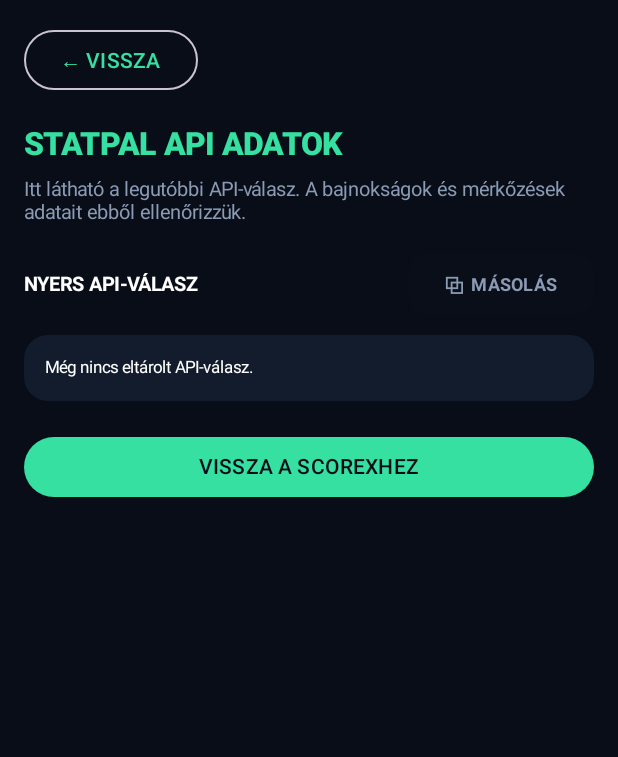
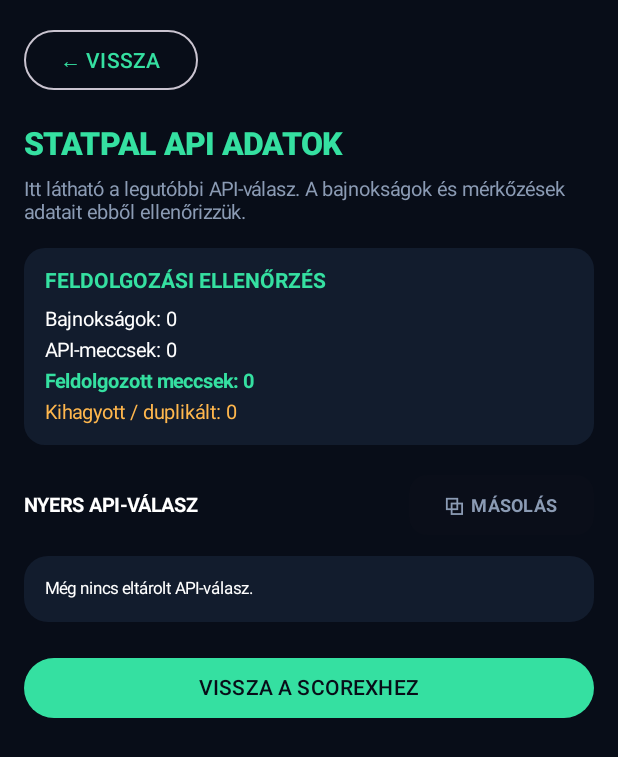
Before and after one commit to apagyizsolt6-ship-it/Scorex, an Android app built with Jetpack Compose: the composable ApiDataScreen shown on its own in the app's theme, on a phone screen of 412 x 824 dp. Shown: the top 757 px of the screen. Run offline under Robolectric (Android 15) with nearby library versions, the phone set to English and light mode, and no system bars.

Commit message:
Update MainActivity.kt

```diff
--- a/app/src/main/java/hu/scorex/app/MainActivity.kt
+++ b/app/src/main/java/hu/scorex/app/MainActivity.kt
@@ -471,6 +471,64 @@ fun ApiDataScreen(
 
         Spacer(modifier = Modifier.height(16.dp))
 
+        // FELDOLGOZÁSI ELLENŐRZÉS
+
+        Card(
+            modifier = Modifier.fillMaxWidth(),
+            colors = CardDefaults.cardColors(
+                containerColor = CardColor
+            ),
+            shape = RoundedCornerShape(14.dp)
+        ) {
+
+            Column(
+                modifier = Modifier.padding(14.dp)
+            ) {
+
+                Text(
+                    text = "FELDOLGOZÁSI ELLENŐRZÉS",
+                    color = AccentColor,
+                    fontSize = 14.sp,
+                    fontWeight = FontWeight.Bold
+                )
+
+                Spacer(modifier = Modifier.height(10.dp))
+
+                Text(
+                    text = "Bajnokságok: ${StatPalApi.lastLeagueCount}",
+                    color = Color.White,
+                    fontSize = 13.sp
+                )
+
+                Spacer(modifier = Modifier.height(5.dp))
+
+                Text(
+                    text = "API-meccsek: ${StatPalApi.lastApiMatchCount}",
+                    color = Color.White,
+                    fontSize = 13.sp
+                )
+
+                Spacer(modifier = Modifier.height(5.dp))
+
+                Text(
+                    text = "Feldolgozott meccsek: ${StatPalApi.lastParsedMatchCount}",
+                    color = AccentColor,
+                    fontSize = 13.sp,
+                    fontWeight = FontWeight.Bold
+                )
+
+                Spacer(modifier = Modifier.height(5.dp))
+
+                Text(
+                    text = "Kihagyott / duplikált: ${StatPalApi.lastSkippedMatchCount}",
+                    color = Color(0xFFFFB74D),
+                    fontSize = 13.sp
+                )
+            }
+        }
+
+        Spacer(modifier = Modifier.height(16.dp))
+
         Row(
             modifier = Modifier.fillMaxWidth(),
             horizontalArrangement = Arrangement.SpaceBetween,
```
